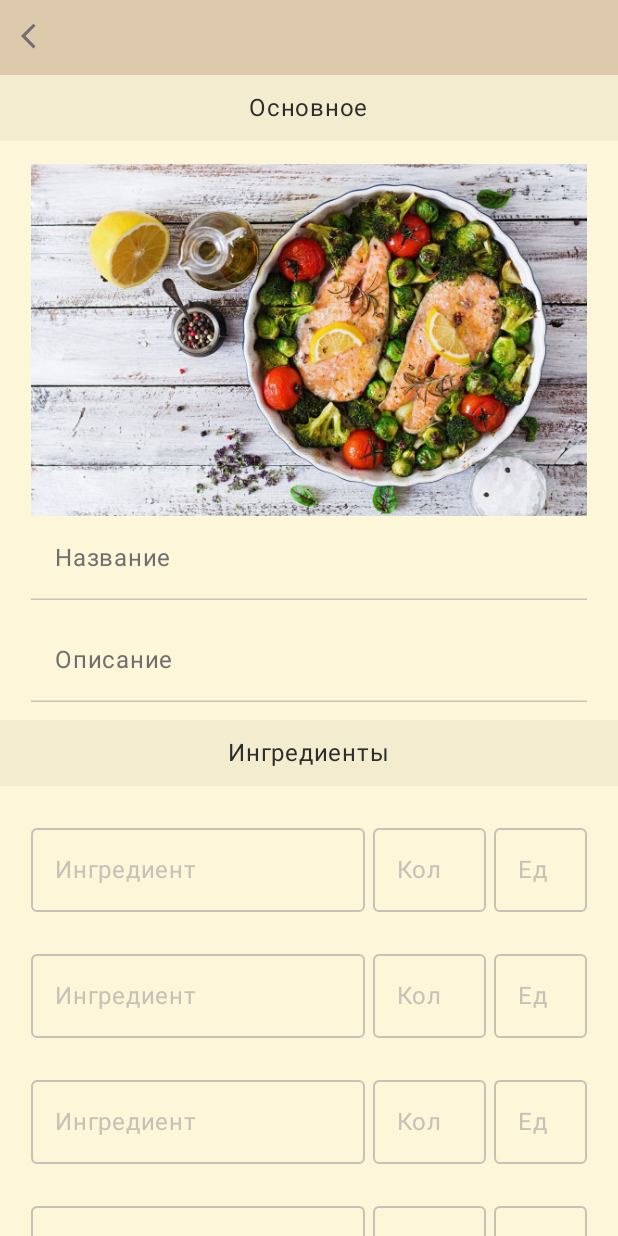
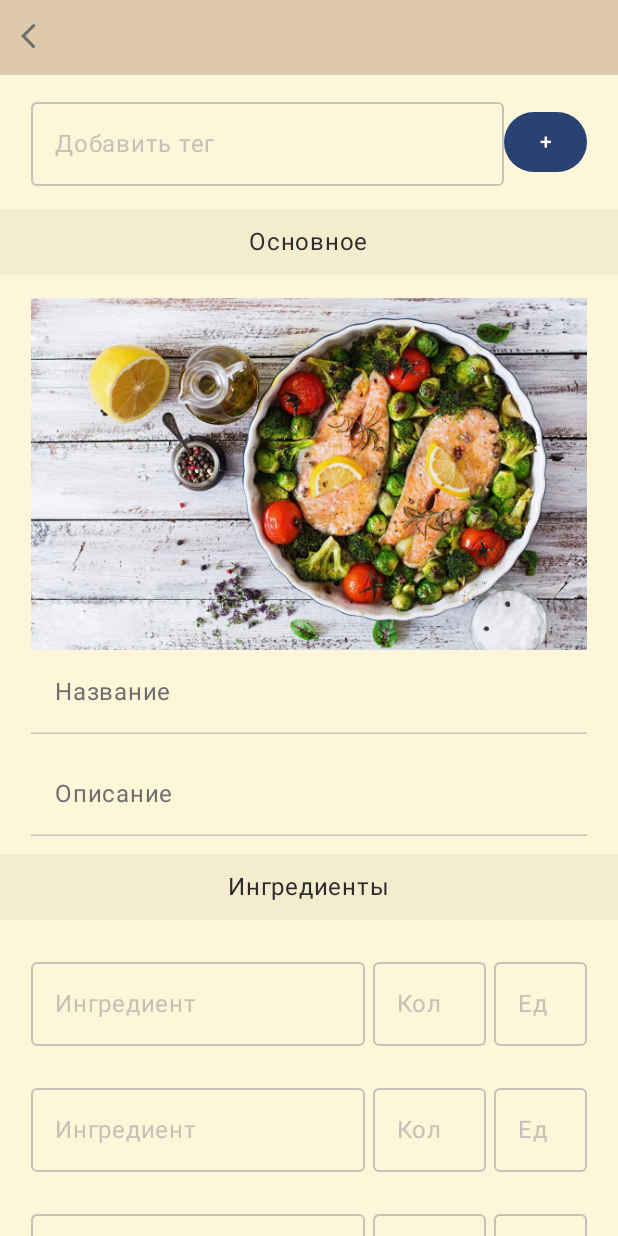
Before and after one commit to AdepteXiao/Gourmet, an Android app built with Jetpack Compose: the CreateRecipeScreen screen opened through its navigation route, on a phone screen of 412 x 824 dp. Run offline under Robolectric (Android 15) with nearby library versions, the phone set to English and light mode, and no system bars.

Commit message:
Почти красиво, но не работает

```diff
--- a/app/src/main/java/com/example/gourmet/screens/CreateRecipeScreen.kt
+++ b/app/src/main/java/com/example/gourmet/screens/CreateRecipeScreen.kt
@@ -27,6 +27,7 @@ import androidx.compose.foundation.shape.CircleShape
 import androidx.compose.foundation.shape.RoundedCornerShape
 import androidx.compose.foundation.text.KeyboardActions
 import androidx.compose.foundation.text.KeyboardOptions
+import androidx.compose.material3.Button
 import androidx.compose.material3.Divider
 import androidx.compose.material3.DropdownMenu
 import androidx.compose.material3.DropdownMenuItem
@@ -79,8 +80,7 @@ fun CreateRecipeScreen(vm: RecipeViewModel, navHostController: NavHostController
     Column(
         modifier = Modifier
             .background(Background),
-
-        ) {
+    ) {
         Box(
             modifier = Modifier
                 .height(50.dp)
@@ -106,6 +106,7 @@ fun CreateRecipeScreen(vm: RecipeViewModel, navHostController: NavHostController
         }
         LazyColumn(horizontalAlignment = Alignment.CenterHorizontally) {
             item {
+                TagInputField()
                 CreateMainInfo(vm)
                 CreateIngredients(vm)
                 CreateSteps(vm)
@@ -114,6 +115,55 @@ fun CreateRecipeScreen(vm: RecipeViewModel, navHostController: NavHostController
     }
 }
 
+@Composable
+fun TagInputField() {
+    var tagInput by remember { mutableStateOf("") }
+    var tagsList by remember { mutableStateOf(listOf<String>()) }
+
+    Box(
+        modifier = Modifier
+            .fillMaxWidth()
+            .background(LightAccent),
+    ) {
+        Column(
+            modifier = Modifier.fillMaxWidth().padding(vertical = 10.dp),
+            horizontalAlignment = Alignment.CenterHorizontally
+        ) {
+            Row(
+                modifier = Modifier.fillMaxWidth(0.9f),
+                verticalAlignment = Alignment.CenterVertically
+            ) {
+                OutlinedTextField(
+                    value = tagInput,
+                    onValueChange = { tagInput = it },
+                    label = { Text("Добавить тег") },
+                    modifier = Modifier.fillMaxWidth(0.85f).padding(bottom = 5.dp),
+                    colors = OutlinedTextFieldDefaults.colors(
+                        unfocusedContainerColor = LightAccent,
+                        focusedContainerColor = LightAccent,
+                        focusedTextColor = TextColor,
+                        unfocusedTextColor = TextColor,
+                        unfocusedPlaceholderColor = TextColor,
+                        focusedLabelColor = Stroke,
+                        unfocusedLabelColor = Stroke,
+                        unfocusedBorderColor = Stroke,
+                        focusedBorderColor = Stroke,
+
+                        ),
+                )
+                Button(onClick = {
+                    tagsList = tagsList + tagInput
+                    tagInput = ""
+                }) {
+                    Text("+")
+                }
+            }
+            tagsList.forEach { tag ->
+                Text(text = tag, modifier = Modifier.padding(vertical = 4.dp))
+            }
+        }
+    }
+}
 
 @Composable
 fun CreateMainInfo(vm: RecipeViewModel) {
@@ -191,7 +241,7 @@ fun CreateMainInfo(vm: RecipeViewModel) {
                     unfocusedBorderColor = Stroke,
                     focusedBorderColor = Stroke,
 
-                ),
+                    ),
                 maxLines = 2,
                 modifier = Modifier
                     .fillMaxWidth(0.9f)
@@ -223,7 +273,7 @@ fun CreateMainInfo(vm: RecipeViewModel) {
                     unfocusedBorderColor = Stroke,
                     focusedBorderColor = Stroke,
 
-                ),
+                    ),
                 maxLines = 2,
                 modifier = Modifier
                     .fillMaxWidth(0.9f)
@@ -273,7 +323,7 @@ fun CreateIngredient(vm: RecipeViewModel) {
                     unfocusedBorderColor = Stroke,
                     focusedBorderColor = Stroke,
 
-                ),
+                    ),
                 maxLines = 4,
                 modifier = Modifier
                     .fillMaxWidth(0.6f)
@@ -308,8 +358,6 @@ fun CreateIngredient(vm: RecipeViewModel) {
                 maxLines = 3,
                 textStyle = LocalTextStyle.current.copy(lineHeight = 12.sp),
                 modifier = Modifier
-//                    .clip(RoundedCornerShape(20.dp))
-//                    .border(1.dp, Stroke, RoundedCornerShape(20.dp))
                     .widthIn(min = 40.dp, max = 75.dp)
 
 
@@ -326,7 +374,6 @@ fun CreateIngredient(vm: RecipeViewModel) {
                 label = { Text("Ед") },
                 keyboardOptions = KeyboardOptions(imeAction = ImeAction.Done),
                 keyboardActions = KeyboardActions(onDone = {
-//                    vm.recipe.ingredients[i].quantity = editIngAmount
                     keyboardController?.hide()
                     focusManager.clearFocus()
                     isEditing = false
@@ -346,8 +393,6 @@ fun CreateIngredient(vm: RecipeViewModel) {
                 maxLines = 3,
                 textStyle = LocalTextStyle.current.copy(lineHeight = 12.sp),
                 modifier = Modifier
-//                    .clip(RoundedCornerShape(20.dp))
-//                    .border(1.dp, Stroke, RoundedCornerShape(20.dp))
                     .widthIn(min = 40.dp, max = 75.dp)
 
 
@@ -394,7 +439,6 @@ fun CreateStepCard(vm: RecipeViewModel) {
     var imageUri by remember { mutableStateOf<Uri?>(vm.recipe.image) }
     var isEditing by remember { mutableStateOf(false) }
     var editStep by remember { mutableStateOf("vm.recipe.name") }
-    var editDescription by remember { mutableStateOf(vm.recipe.description) }
     val launcher =
         rememberLauncherForActivityResult(contract = ActivityResultContracts.GetContent()) { uri: Uri? ->
             uri?.let {
@@ -448,15 +492,6 @@ fun CreateStepCard(vm: RecipeViewModel) {
                 placeholder = ColorPainter(MaterialTheme.colorScheme.primary)
 
             )
-//            Image(
-//                painter = painterResource(R.drawable.food),
-//                contentDescription = "Фотография блюда",
-//                modifier = Modifier
-//                    .fillMaxWidth(0.9f)
-//                    .heightIn(max = 200.dp),
-//                contentScale = ContentScale.Crop
-//            )
-
             OutlinedTextField(
                 value = editStep ?: "",
                 onValueChange = { newText ->
```
